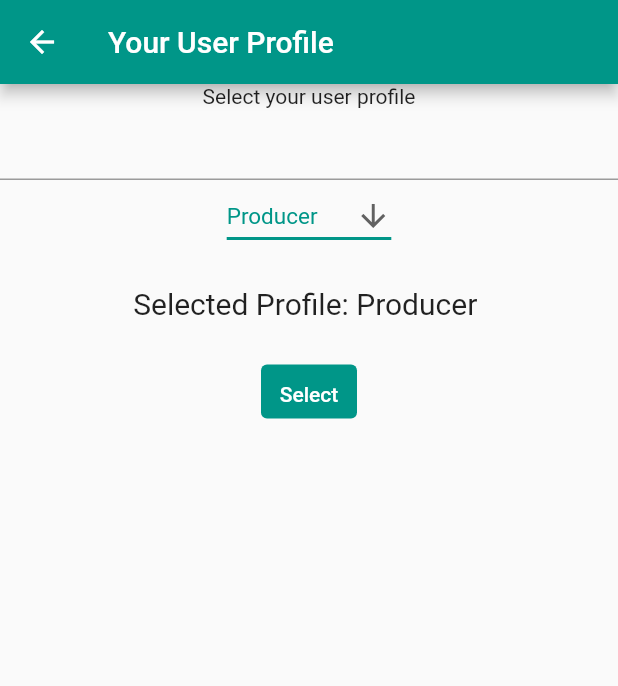
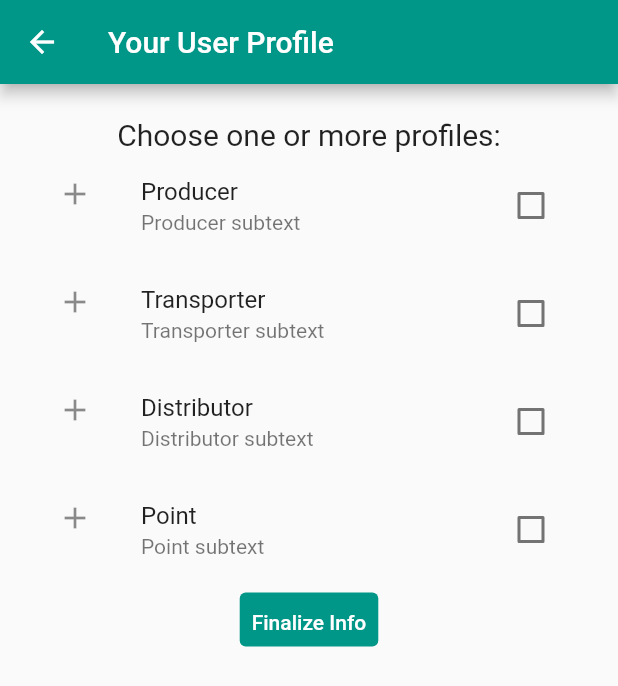
Before and after one commit to MoscaLCC/LEBApp, a Flutter app: the User_RegistryProfile_Screen screen opened directly, on a phone screen of 412 x 824 dp. Shown: the top 686 px of the screen. Run offline on Flutter 3.47's test engine with Material 2 defaults, Android fonts, the phone set to English and light mode, and no system bars; our stand-ins replace datetime_picker_formfield.

Commit message:
Checkbox with dialog, dateFormatPicker

```diff
--- a/LEBApp_UI/lib/screens/user_registryProfile_screen.dart
+++ b/LEBApp_UI/lib/screens/user_registryProfile_screen.dart
@@ -10,6 +10,7 @@ import 'package:lebapp_ui/screens/user_registryProfile_DeliveryMan.dart';
 import 'package:lebapp_ui/screens/user_registryProfile_Point.dart';
 import 'package:lebapp_ui/screens/user_registryProfile_Producer.dart';
 import 'package:lebapp_ui/screens/user_registryProfile_Transporter.dart';
+import 'package:lebapp_ui/screens/user_registry_screenCredent.dart';
 import '../main.dart';
 
 // ignore: camel_case_types
@@ -21,21 +22,166 @@ class User_RegistryProfile_Screen extends StatefulWidget {
 
 class _User_RegistryProfile_ScreenState extends State<User_RegistryProfile_Screen> {
 
-  String nomeCidade="";
-  var _cidades =['Producer','Transporter','Delivery Man','Point'];
-  var _itemSelecionado = 'Producer';
+  bool valuefirst = false;
+  bool valuesecond = false;
+  bool valuethird = false;
+  bool valuefourth = false;
 
   @override
-  Widget build(BuildContext context) {
+    Widget build(BuildContext context) {
+
+    final nextButon = Material(
+      child: TextButton(
+          child: Text('Finalize Info'),
+          style: TextButton.styleFrom(
+            alignment: Alignment.bottomCenter,
+            primary: Colors.white,
+            backgroundColor: Colors.teal,
+            onSurface: Colors.grey,
+          ),
+          onPressed: () {
+            Navigator.of(context).push(MaterialPageRoute(builder: (context)=>User_Registry_ScreenCredent()));
+          }
+      ),
+    );
 
     return Scaffold(
       appBar: AppBar(
         title: Text("Your User Profile"),
         backgroundColor: Colors.teal,
       ),
-      body: criaDropDownButton(),
+      body: Container(
+          padding: new EdgeInsets.all(22.0),
+          child: Column(
+            children: <Widget>[
+              SizedBox(width: 10,),
+              Text('Choose one or more profiles:',style: TextStyle(fontSize: 20.0), ),
+              CheckboxListTile(
+                secondary: const Icon(Icons.add),
+                title: const Text('Producer'),
+                subtitle: Text('Producer subtext'),
+                value: this.valuefirst,
+                onChanged: (bool value) {
+                  setState(() {
+                    this.valuefirst = value;
+                    print(valuefirst);
+                    extraInfoProducerDialog();
+                  });
+                },
+              ),
+              CheckboxListTile(
+                controlAffinity: ListTileControlAffinity.trailing,
+                secondary: const Icon(Icons.add),
+                title: const Text('Transporter'),
+                subtitle: Text('Transporter subtext'),
+                value: this.valuesecond,
+                onChanged: (bool value) {
+                  setState(() {
+                    this.valuesecond = value;
+                    print(valuesecond);
+                    extraInfoTransporterDialog();
+                  });
+                },
+              ),
+              CheckboxListTile(
+                controlAffinity: ListTileControlAffinity.trailing,
+                secondary: const Icon(Icons.add),
+                title: const Text('Distributor'),
+                subtitle: Text('Distributor subtext'),
+                value: this.valuethird,
+                onChanged: (bool value) {
+                  setState(() {
+                    this.valuethird = value;
+                    print(valuethird);
+                  });
+                },
+              ),
+              CheckboxListTile(
+                controlAffinity: ListTileControlAffinity.trailing,
+                secondary: const Icon(Icons.add),
+                title: const Text('Point'),
+                subtitle: Text('Point subtext'),
+                value: this.valuefourth,
+                onChanged: (bool value) {
+                  setState(() {
+                    this.valuefourth = value;
+                    print(valuefourth);
+                  });
+                },
+              ),
+              nextButon,
+              SizedBox(
+                height: 15.0,
+              ),
+            ],
+          )
+      ),
     );
   }
+
+  extraInfoProducerDialog(){
+
+    TextEditingController _textFieldController = TextEditingController();
+
+    return showDialog(
+        context: context,
+        builder: (context) {
+          return AlertDialog(
+            title: Text('Social link'),
+            content: TextField(
+              controller: _textFieldController,
+              textInputAction: TextInputAction.go,
+              keyboardType: TextInputType.numberWithOptions(),
+              decoration: InputDecoration(hintText: "Enter your social link"),
+            ),
+            actions: <Widget>[
+              new FlatButton(
+                child: new Text('Submit'),
+                onPressed: () {
+                  Navigator.of(context).pop();
+                },
+              )
+            ],
+          );
+        });
+  }
+
+  extraInfoTransporterDialog(){
+
+    TextEditingController _textFieldController = TextEditingController();
+
+    return showDialog(
+        context: context,
+        builder: (context) {
+          return AlertDialog(
+            title: Text('Favourite Transport'),
+            content: TextField(
+              controller: _textFieldController,
+              textInputAction: TextInputAction.go,
+              keyboardType: TextInputType.numberWithOptions(),
+              decoration: InputDecoration(hintText: "Enter your favourite transport"),
+            ),
+            actions: <Widget>[
+              new FlatButton(
+                child: new Text('Submit'),
+                onPressed: () {
+                  Navigator.of(context).pop();
+                },
+              )
+            ],
+          );
+        });
+
+  }
+
+  extraInfoDistributorDialog(){
+
+  }
+
+  extraInfoPointDialog(){
+
+  }
+  /*
   criaDropDownButton() {
 
     final nextButon = Material(
@@ -116,5 +262,5 @@ class _User_RegistryProfile_ScreenState extends State<User_RegistryProfile_Scree
       this._itemSelecionado = novoItem;
 
     });
-  }
+  }*/
 }
--- a/LEBApp_UI/lib/screens/user_registry_screen.dart
+++ b/LEBApp_UI/lib/screens/user_registry_screen.dart
@@ -42,7 +42,7 @@ class _User_Registry_ScreenState extends State<User_Registry_Screen> {
     final firstNameField = TextFormField(
       obscureText: false,
       style: style,
-      decoration: InputDecoration(hintText: 'Your first name',border: OutlineInputBorder(borderRadius: BorderRadius.circular(30.0)),contentPadding: EdgeInsets.fromLTRB(20.0,10.0,20.0,10.0)),
+      decoration: InputDecoration(hintText: 'Your first name',icon: Icon(Icons.people),border: OutlineInputBorder(borderRadius: BorderRadius.circular(30.0)),contentPadding: EdgeInsets.fromLTRB(20.0,10.0,20.0,10.0)),
       controller: firstNameController,
       validator: (value) {
         if (value.isEmpty) return 'You have to insert a name';
@@ -53,7 +53,7 @@ class _User_Registry_ScreenState extends State<User_Registry_Screen> {
     final lastNameField = TextFormField(
       obscureText: false,
       style: style,
-      decoration: InputDecoration(hintText: 'Your last name',border: OutlineInputBorder(borderRadius: BorderRadius.circular(30.0)),contentPadding: EdgeInsets.fromLTRB(20.0,10.0,20.0,10.0)),
+      decoration: InputDecoration(hintText: 'Your last name',icon: Icon(Icons.people),border: OutlineInputBorder(borderRadius: BorderRadius.circular(30.0)),contentPadding: EdgeInsets.fromLTRB(20.0,10.0,20.0,10.0)),
       controller: lastNameController,
       validator: (value) {
         if (value.isEmpty) return 'You have to insert a name';
@@ -61,17 +61,28 @@ class _User_Registry_ScreenState extends State<User_Registry_Screen> {
       },
     );
 
-    final birthdayField = TextField(
+    final birthdayField = TextFormField(
       obscureText: false,
       style: style,
-      decoration: InputDecoration(hintText: 'Your birthday date'),
+      decoration: InputDecoration(hintText: 'Your birthay date',icon: Icon(Icons.calendar_today),border: OutlineInputBorder(borderRadius: BorderRadius.circular(30.0)),contentPadding: EdgeInsets.fromLTRB(20.0,10.0,20.0,10.0)),
       controller: birthdayController,
+      onTap: () async{
+        DateTime date = DateTime(1900);
+        FocusScope.of(context).requestFocus(new FocusNode());
+
+        date = await showDatePicker(
+            context: context,
+            initialDate:DateTime.now(),
+            firstDate:DateTime(1900),
+            lastDate: DateTime(2100));
+
+        birthdayController.text = date.toIso8601String();},
     );
 
     final emailField = TextFormField(
       obscureText: false,
       style: style,
-      decoration: InputDecoration(hintText: 'Your email',border: OutlineInputBorder(borderRadius: BorderRadius.circular(30.0)),contentPadding: EdgeInsets.fromLTRB(20.0,10.0,20.0,10.0)),
+      decoration: InputDecoration(hintText: 'Your email',icon: Icon(Icons.email),border: OutlineInputBorder(borderRadius: BorderRadius.circular(30.0)),contentPadding: EdgeInsets.fromLTRB(20.0,10.0,20.0,10.0)),
       controller: emailController,
       validator: (value) {
         if (!value.contains('@gmail.com'))
@@ -83,7 +94,7 @@ class _User_Registry_ScreenState extends State<User_Registry_Screen> {
     final phoneNumberField = TextFormField(
       obscureText: false,
       style: style,
-      decoration: InputDecoration(hintText: 'Your phone number',border: OutlineInputBorder(borderRadius: BorderRadius.circular(30.0)),contentPadding: EdgeInsets.fromLTRB(20.0,10.0,20.0,10.0)),
+      decoration: InputDecoration(hintText: 'Your phone number',icon: Icon(Icons.phone_android),border: OutlineInputBorder(borderRadius: BorderRadius.circular(30.0)),contentPadding: EdgeInsets.fromLTRB(20.0,10.0,20.0,10.0)),
         keyboardType: TextInputType.number,
         controller: phoneNumberController,
       validator: (value) {
@@ -95,7 +106,7 @@ class _User_Registry_ScreenState extends State<User_Registry_Screen> {
     final nifField = TextFormField(
       obscureText: false,
       style: style,
-      decoration: InputDecoration(hintText: 'Your NIF',border: OutlineInputBorder(borderRadius: BorderRadius.circular(30.0)),contentPadding: EdgeInsets.fromLTRB(20.0,10.0,20.0,10.0)),
+      decoration: InputDecoration(hintText: 'Your NIF',icon: Icon(Icons.info),border: OutlineInputBorder(borderRadius: BorderRadius.circular(30.0)),contentPadding: EdgeInsets.fromLTRB(20.0,10.0,20.0,10.0)),
       keyboardType: TextInputType.number,
       controller: nifController,
         validator: (value) {
@@ -107,7 +118,7 @@ class _User_Registry_ScreenState extends State<User_Registry_Screen> {
     final addressField = TextFormField(
       obscureText: false,
       style: style,
-      decoration: InputDecoration(hintText: 'Your address',border: OutlineInputBorder(borderRadius: BorderRadius.circular(30.0)),contentPadding: EdgeInsets.fromLTRB(20.0,10.0,20.0,10.0)),
+      decoration: InputDecoration(hintText: 'Your address',icon: Icon(Icons.home),border: OutlineInputBorder(borderRadius: BorderRadius.circular(30.0)),contentPadding: EdgeInsets.fromLTRB(20.0,10.0,20.0,10.0)),
       controller: addressController,
         validator: (value) {
           if (value.isEmpty) return 'You have to insert a address';
@@ -128,7 +139,7 @@ class _User_Registry_ScreenState extends State<User_Registry_Screen> {
 
           _saveForm(); // validar campos
 
-          print("Link to server to User Register...");
+          //print("Link to server to User Register...");
 
           /*
           User userTeste = new User('aurelio', 'mat9999', 'Matias', 'Belo', 'antonio.fmaio@gmail.com',
--- a/LEBApp_UI/lib/screens/user_registry_screenCredent.dart
+++ b/LEBApp_UI/lib/screens/user_registry_screenCredent.dart
@@ -29,21 +29,21 @@ class _User_Registry_ScreenCredentState extends State<User_Registry_ScreenCreden
     final userNameField = TextField(
       obscureText: false,
       style: style,
-      decoration: InputDecoration(hintText: 'Choose Your Username',border: OutlineInputBorder(borderRadius: BorderRadius.circular(30.0)),contentPadding: EdgeInsets.fromLTRB(20.0,10.0,20.0,10.0)),
+      decoration: InputDecoration(hintText: 'Choose Your Username',icon: Icon(Icons.assignment_ind),border: OutlineInputBorder(borderRadius: BorderRadius.circular(30.0)),contentPadding: EdgeInsets.fromLTRB(20.0,10.0,20.0,10.0)),
       controller: userNameController,
     );
 
     final passwordField = TextField(
       obscureText: true,
       style: style,
-      decoration: InputDecoration(hintText: 'Set Your Password',border: OutlineInputBorder(borderRadius: BorderRadius.circular(30.0)),contentPadding: EdgeInsets.fromLTRB(20.0,10.0,20.0,10.0)),
+      decoration: InputDecoration(hintText: 'Set Your Password',icon: Icon(Icons.vpn_key),border: OutlineInputBorder(borderRadius: BorderRadius.circular(30.0)),contentPadding: EdgeInsets.fromLTRB(20.0,10.0,20.0,10.0)),
       controller: passwordController,
     );
 
     final confirmPasswordField = TextField(
       obscureText: true,
       style: style,
-      decoration: InputDecoration(hintText: 'Confirm Your Password', border: OutlineInputBorder(borderRadius: BorderRadius.circular(30.0)), contentPadding: EdgeInsets.fromLTRB(20.0,10.0,20.0,10.0)),
+      decoration: InputDecoration(hintText: 'Confirm Your Password',icon: Icon(Icons.vpn_key),border: OutlineInputBorder(borderRadius: BorderRadius.circular(30.0)), contentPadding: EdgeInsets.fromLTRB(20.0,10.0,20.0,10.0)),
       controller: confirmPasswordController,
     );
 
```
